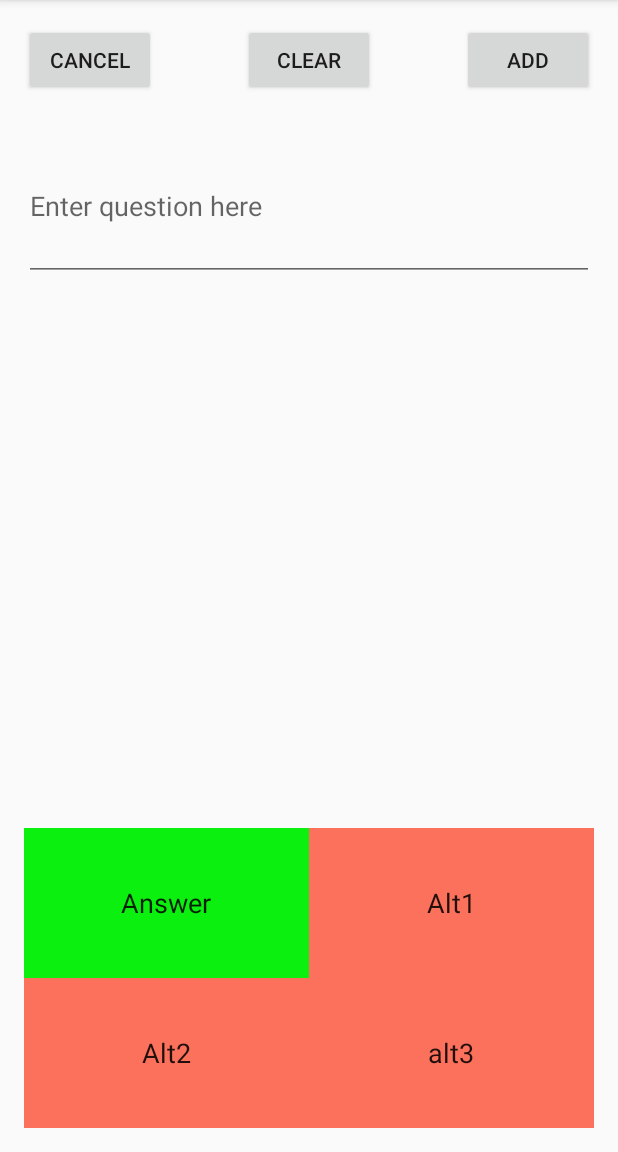
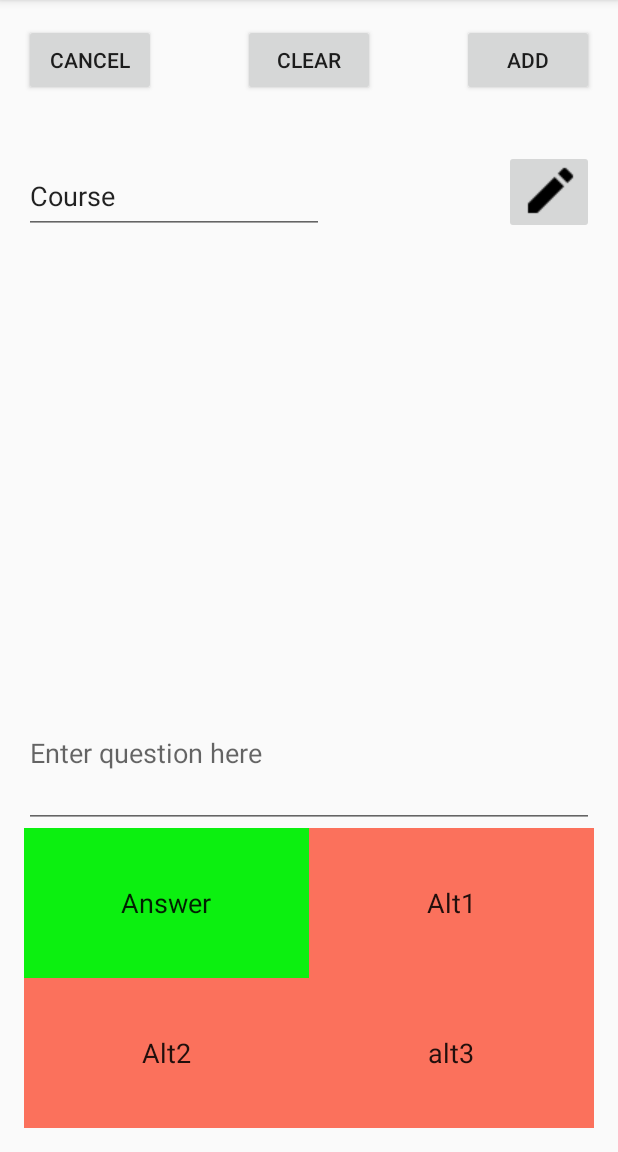
Before and after one commit to 1a2a3a4a/Kandidat, an Android app: the CreateQuestionActivity screen opened directly, with no data from a screen before it, after a tap on "ADD", on a phone screen of 412 x 824 dp, the part 84-1236 px from its top. Run offline under Robolectric (Android 15) with nearby library versions, the light colour scheme and no system bars; 2 statements that could not run were skipped.

Commit message:
little bit of php, start with download course list

```diff
--- a/Appen/CourseQuizard/app/src/main/AndroidManifest.xml
+++ b/Appen/CourseQuizard/app/src/main/AndroidManifest.xml
@@ -1,7 +1,7 @@
 <?xml version="1.0" encoding="utf-8"?>
 <manifest xmlns:android="http://schemas.android.com/apk/res/android"
     package="com.example.coursequizard.coursequizard">
-
+    <uses-permission android:name="android.permission.INTERNET" />
     <application
         android:allowBackup="true"
         android:icon="@mipmap/ic_launcher"
--- /dev/null
+++ b/Appen/CourseQuizard/app/src/main/java/com/example/coursequizard/coursequizard/BackgroundWithServer.java
@@ -0,0 +1,108 @@
+package com.example.coursequizard.coursequizard;
+
+import android.os.AsyncTask;
+import android.app.AlertDialog;
+import android.content.Context;
+import java.io.BufferedReader;
+import java.io.BufferedWriter;
+import java.io.IOException;
+import java.io.InputStream;
+import java.io.InputStreamReader;
+import java.io.OutputStream;
+import java.io.OutputStreamWriter;
+import java.net.HttpURLConnection;
+import java.net.MalformedURLException;
+import java.net.URL;
+import java.net.URLEncoder;
+
+/**
+ * Created by Simon on 2016-04-18.
+ */
+public class BackgroundWithServer extends AsyncTask<String,Void,String> {
+    String operationURL="";
+    String post_data = "";
+    Context context;
+    AlertDialog alertDialog;
+    BackgroundWithServer (Context ctx) {
+        context = ctx;
+    }
+
+    private void addQuestion(String... params) {
+
+        String question = params[1];
+        String answer = params[2];
+        String alt1 = params[3];
+        String alt2 = params[4];
+        String alt3 = params[5];
+        try {
+            post_data = URLEncoder.encode("question", "UTF-8") + "=" + URLEncoder.encode(question, "UTF-8") + "&"
+                    + URLEncoder.encode("answer", "UTF-8") + "=" + URLEncoder.encode(answer, "UTF-8") + "&"
+                    + URLEncoder.encode("alt1", "UTF-8") + "=" + URLEncoder.encode(alt1, "UTF-8") + "&"
+                    + URLEncoder.encode("alt2", "UTF-8") + "=" + URLEncoder.encode(alt2, "UTF-8") + "&"
+                    + URLEncoder.encode("alt3", "UTF-8") + "=" + URLEncoder.encode(alt3, "UTF-8") + "&";
+
+
+        } catch (Exception e) {
+            e.printStackTrace();
+        }
+    }
+    @Override
+    protected String doInBackground(String... params) {
+        String type = params[0];
+        if(type.equals("add question")) {
+            addQuestion(params);
+            operationURL = "http://130.238.250.231/addquestiontodb.php";
+        }
+            try {
+                URL url = new URL(operationURL);
+                HttpURLConnection httpURLConnection = (HttpURLConnection)url.openConnection();
+                httpURLConnection.setRequestMethod("POST");
+                httpURLConnection.setDoOutput(true);
+                httpURLConnection.setDoInput(true);
+                OutputStream outputStream = httpURLConnection.getOutputStream();
+                BufferedWriter bufferedWriter = new BufferedWriter(new OutputStreamWriter(outputStream, "UTF-8"));
+                bufferedWriter.write(post_data);
+                bufferedWriter.flush();
+                bufferedWriter.close();
+                outputStream.close();
+                InputStream inputStream = httpURLConnection.getInputStream();
+                BufferedReader bufferedReader = new BufferedReader(new InputStreamReader(inputStream,"iso-8859-1"));
+                StringBuilder sb = new StringBuilder();
+                String result="";
+                String line="";
+                while((line = bufferedReader.readLine())!= null) {
+                    result += line;
+                    sb.append(line + "\n");
+                }
+                bufferedReader.close();
+                inputStream.close();
+                httpURLConnection.disconnect();
+                return result;
+            } catch (MalformedURLException e) {
+                e.printStackTrace();
+            } catch (IOException e) {
+                e.printStackTrace();
+            }
+
+
+
+        return null;
+    }
+
+    @Override
+    protected void onPreExecute() {
+        alertDialog = new AlertDialog.Builder(context).create();
+        alertDialog.setTitle("Question status");
+    }
+
+    @Override
+    protected void onPostExecute(String result) {
+        alertDialog.setMessage(result);
+        alertDialog.show();
+    }
+
+    @Override
+    protected void onProgressUpdate(Void... values) {
+        super.onProgressUpdate(values);
+    }
+}
--- a/Appen/CourseQuizard/app/src/main/java/com/example/coursequizard/coursequizard/ChallengeActivity.java
+++ b/Appen/CourseQuizard/app/src/main/java/com/example/coursequizard/coursequizard/ChallengeActivity.java
@@ -29,7 +29,7 @@ public class ChallengeActivity extends AppCompatActivity {
     public void toCourseActivity(View view){
         Intent i = new Intent(getApplicationContext(),CourseActivity.class);
         TextView opponentTextView = (TextView) findViewById(R.id.opponentTextView);
-        String send = opponentTextView.getText().toString();
+        String[] send = new String[]{"fromChallengeActivity",opponentTextView.getText().toString()};
         i.putExtra("prevActivity",send );
         startActivity(i);
     }
--- a/Appen/CourseQuizard/app/src/main/java/com/example/coursequizard/coursequizard/CreateQuestionActivity.java
+++ b/Appen/CourseQuizard/app/src/main/java/com/example/coursequizard/coursequizard/CreateQuestionActivity.java
@@ -38,12 +38,36 @@ public class CreateQuestionActivity extends AppCompatActivity {
 
     }
     */
+    public void fromActivity(){
+        EditText courseTextView = (EditText) findViewById(R.id.courseCreateQuestionTextView);
+        String [] message = new String[2];
+        message = getIntent().getExtras().getStringArray("prevActivity");
+        if (message[0].equals("fromCourseActivity")){
+            courseTextView.setText(message[1]);
+        }
+
+    }
+    public void toCourseActivity(View view){
+        Intent i = new Intent(getApplicationContext(),CourseActivity.class);
+        String[] send = new String[]{"fromCreateQuestionActivity","placeholder"};
+        i.putExtra("prevActivity",send );
+        startActivity(i);
+    }
     public void addQuestion(View view){
         EditText editAnswerButton = (EditText) findViewById(R.id.editAnswerButton);
         EditText editAlt1Button = (EditText) findViewById(R.id.editAlt1Button);
         EditText editAlt2Button = (EditText) findViewById(R.id.editAlt2Button);
         EditText editAlt3Button = (EditText) findViewById(R.id.editAlt3Button);
         EditText questionTextView = (EditText) findViewById(R.id.questionTextView);
+        String question = questionTextView.getText().toString();
+        String answer = editAnswerButton.getText().toString();
+        String alt1 =        editAlt1Button.getText().toString();
+        String alt2 = editAlt2Button.getText().toString();
+        String alt3 = editAlt3Button.getText().toString();
+        String type = "add question";
+        BackgroundWithServer bgws = new BackgroundWithServer(this);
+
+        bgws.execute(type,question,answer,alt1,alt2,alt3);
         //CQ cq = new CQ();
        // cq.connect();
         /*cq.sendQuestionToDB(questionTextView.getText().toString(),
@@ -117,6 +141,7 @@ public class CreateQuestionActivity extends AppCompatActivity {
         genlistcount=0;
         super.onCreate(savedInstanceState);
         setContentView(R.layout.activity_create_question);
+        fromActivity();
 
     }
 }
--- a/Appen/CourseQuizard/app/src/main/java/com/example/coursequizard/coursequizard/OpponentActivity.java
+++ b/Appen/CourseQuizard/app/src/main/java/com/example/coursequizard/coursequizard/OpponentActivity.java
@@ -40,7 +40,9 @@ public class OpponentActivity extends AppCompatActivity {
         message =  getIntent().getExtras().getStringArray("prevActivity");
         if (message[0].equals("fromMainActivity")){
             Intent i = new Intent(getApplicationContext(), CourseActivity.class);
-            i.putExtra("prevActivity", opponentChosen);
+            message [0]= "fromOpponentActivity";
+            message [1] = opponentChosen;
+            i.putExtra("prevActivity", message);
             startActivity(i);
         }
         if (message[0].equals("fromChallengeActivity")) {
--- a/Appen/CourseQuizard/app/src/main/res/layout/activity_create_question.xml
+++ b/Appen/CourseQuizard/app/src/main/res/layout/activity_create_question.xml
@@ -10,7 +10,8 @@
         android:layout_width="match_parent"
         android:layout_height="200dp"
         android:layout_alignParentBottom="true"
-        android:layout_alignParentEnd="true">
+        android:layout_alignParentEnd="true"
+        android:id="@+id/tableLayout">
         <!--
          <Button
              android:layout_width="wrap_content"
@@ -123,10 +124,9 @@
         android:inputType="textMultiLine"
         android:maxLines="8"
         android:id="@+id/questionTextView"
-        android:layout_alignParentTop="true"
-        android:layout_marginTop="71dp"
-        android:layout_alignParentEnd="true"
-        android:hint="Enter question here" />
+        android:hint="Enter question here"
+        android:layout_above="@+id/tableLayout"
+        android:layout_alignParentEnd="true" />
 
     <Button
         android:layout_width="wrap_content"
@@ -156,5 +156,21 @@
         android:layout_alignParentEnd="true"
         android:onClick="addQuestion" />
 
+    <EditText
+        android:layout_width="200dp"
+        android:layout_height="50dp"
+        android:text="Course"
+        android:id="@+id/courseCreateQuestionTextView"
+        android:layout_below="@+id/cancelButton"
+        android:layout_alignParentStart="true"
+        android:layout_marginTop="42dp" />
+    <ImageButton
+        android:layout_width="wrap_content"
+        android:layout_height="wrap_content"
+        android:id="@+id/editCourseCreateQuestionImageButton"
+        android:src="@drawable/ic_mode_edit_black_18dp"
+        android:onClick="toCourseActivity"
+        android:layout_alignBottom="@+id/courseCreateQuestionTextView"
+        android:layout_alignParentEnd="true" />
 
 </RelativeLayout>
```
Also changed, not shown: Appen/CourseQuizard/app/src/main/java/com/example/coursequizard/coursequizard/CourseActivity.java (+27 -3 lines), Appen/CourseQuizard/app/src/main/java/com/example/coursequizard/coursequizard/CreateCourseToServer.java (added, +7 -0 lines), Appen/CourseQuizard/app/src/main/java/com/example/coursequizard/coursequizard/GetQuestionsFromServer.java (added, +93 -0 lines).
